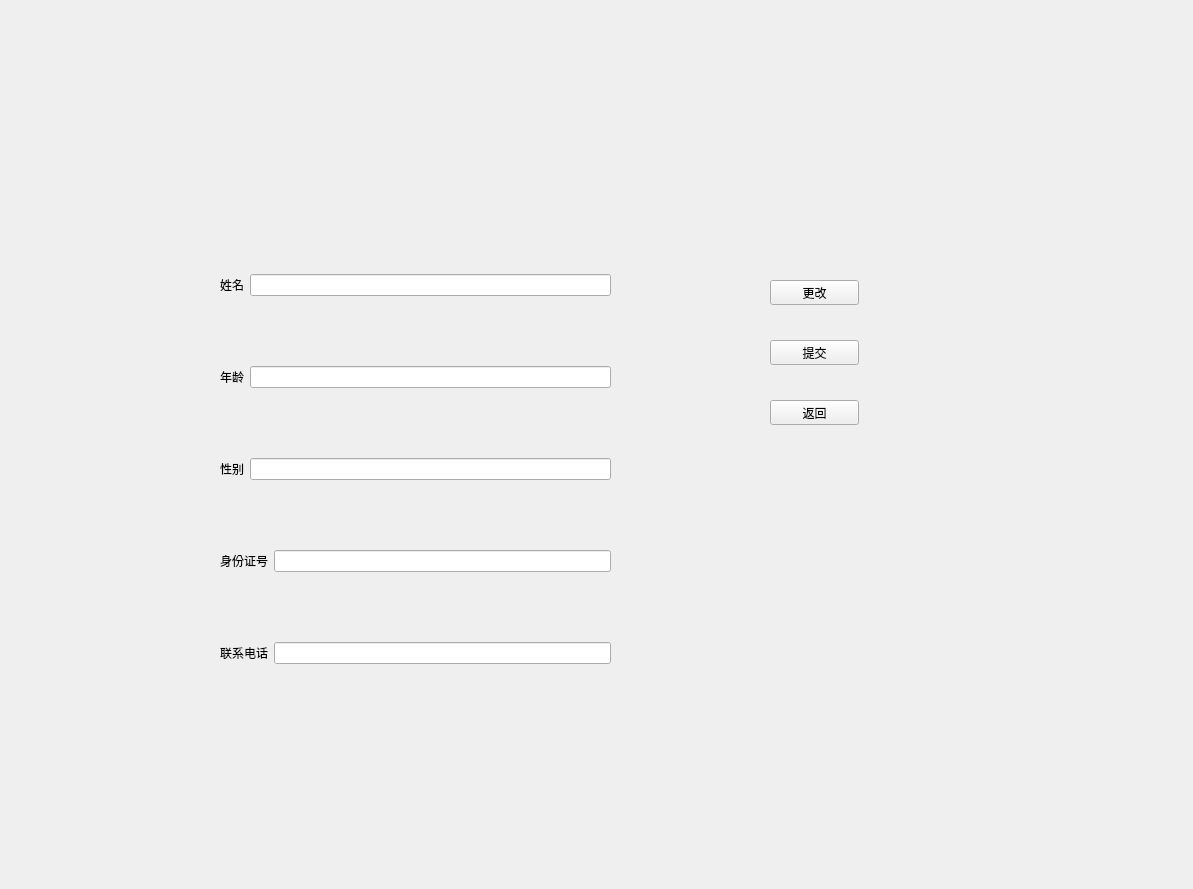
BottleOfErie/SmartHospital, file ui/PatientEditPersonalInformation.ui: the form before one commit.
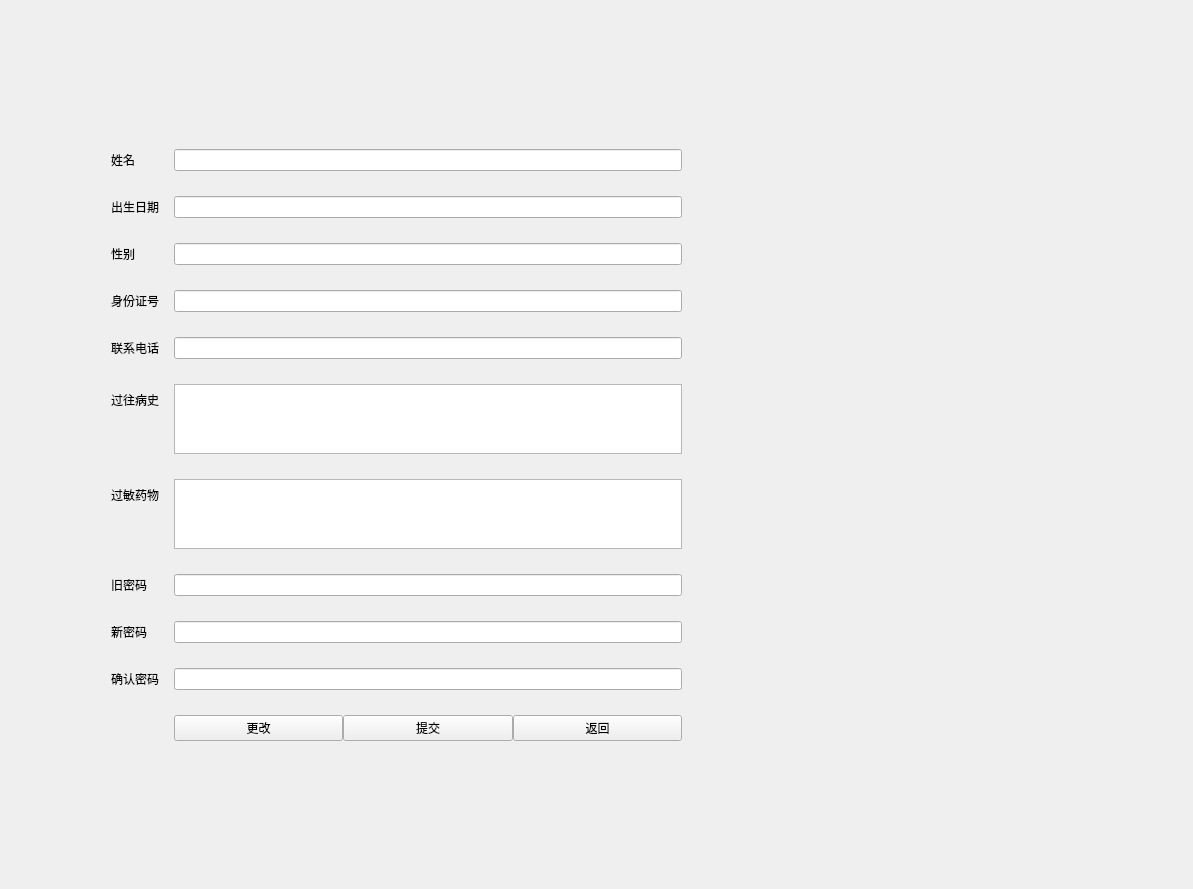
The form after the commit. Icons and pictures are not drawn.

Diff of the .ui file:
```diff
--- a/ui/PatientEditPersonalInformation.ui
+++ b/ui/PatientEditPersonalInformation.ui
@@ -13,127 +13,179 @@
   <property name="windowTitle">
    <string>Form</string>
   </property>
-  <widget class="QWidget" name="layoutWidget">
-   <property name="geometry">
-    <rect>
-     <x>220</x>
-     <y>210</y>
-     <width>391</width>
-     <height>521</height>
-    </rect>
-   </property>
-   <layout class="QVBoxLayout" name="verticalLayout">
+  <property name="styleSheet">
+   <string notr="true">#PatientEditPersonalInformation{border-image: url(:/images/06.jpg);}</string>
+  </property>
+  <layout class="QGridLayout" name="gridLayout">
+   <item row="0" column="0">
+    <layout class="QVBoxLayout" name="verticalLayout" stretch="1,2,1">
+     <property name="spacing">
+      <number>15</number>
+     </property>
+     <property name="leftMargin">
+      <number>100</number>
+     </property>
+     <property name="topMargin">
+      <number>100</number>
+     </property>
+     <property name="rightMargin">
+      <number>500</number>
+     </property>
+     <property name="bottomMargin">
+      <number>100</number>
+     </property>
     <item>
-     <layout class="QHBoxLayout" name="horizontalLayout">
+      <widget class="QLabel" name="label_10">
+       <property name="text">
+        <string/>
+       </property>
+      </widget>
+     </item>
       <item>
+      <layout class="QFormLayout" name="formLayout">
+       <property name="horizontalSpacing">
+        <number>15</number>
+       </property>
+       <property name="verticalSpacing">
+        <number>25</number>
+       </property>
+       <item row="0" column="0">
        <widget class="QLabel" name="label">
         <property name="text">
          <string>姓名</string>
         </property>
        </widget>
       </item>
-      <item>
+       <item row="0" column="1">
        <widget class="QLineEdit" name="name"/>
       </item>
-     </layout>
-    </item>
-    <item>
-     <layout class="QHBoxLayout" name="horizontalLayout_2">
-      <item>
+       <item row="1" column="0">
        <widget class="QLabel" name="label_2">
         <property name="text">
-         <string>年龄</string>
+          <string>出生日期</string>
         </property>
        </widget>
       </item>
-      <item>
+       <item row="1" column="1">
        <widget class="QLineEdit" name="age"/>
       </item>
-     </layout>
-    </item>
-    <item>
-     <layout class="QHBoxLayout" name="horizontalLayout_3">
-      <item>
+       <item row="2" column="0">
        <widget class="QLabel" name="label_3">
         <property name="text">
          <string>性别</string>
         </property>
        </widget>
       </item>
-      <item>
+       <item row="2" column="1">
        <widget class="QLineEdit" name="gender"/>
       </item>
-     </layout>
-    </item>
-    <item>
-     <layout class="QHBoxLayout" name="horizontalLayout_4">
-      <item>
+       <item row="3" column="0">
        <widget class="QLabel" name="label_4">
         <property name="text">
          <string>身份证号</string>
         </property>
        </widget>
       </item>
-      <item>
+       <item row="3" column="1">
        <widget class="QLineEdit" name="IDnumber"/>
       </item>
-     </layout>
-    </item>
-    <item>
-     <layout class="QHBoxLayout" name="horizontalLayout_5">
-      <item>
+       <item row="4" column="0">
        <widget class="QLabel" name="label_5">
         <property name="text">
          <string>联系电话</string>
         </property>
        </widget>
       </item>
-      <item>
+       <item row="4" column="1">
        <widget class="QLineEdit" name="phone"/>
       </item>
-     </layout>
-    </item>
-   </layout>
-  </widget>
-  <widget class="QPushButton" name="pushButton_2">
-   <property name="geometry">
-    <rect>
-     <x>770</x>
-     <y>340</y>
-     <width>89</width>
-     <height>25</height>
-    </rect>
-   </property>
+       <item row="7" column="0">
+        <widget class="QLabel" name="label_6">
+         <property name="text">
+          <string>旧密码</string>
+         </property>
+        </widget>
+       </item>
+       <item row="7" column="1">
+        <widget class="QLineEdit" name="lineEdit"/>
+       </item>
+       <item row="8" column="0">
+        <widget class="QLabel" name="label_7">
+         <property name="text">
+          <string>新密码</string>
+         </property>
+        </widget>
+       </item>
+       <item row="8" column="1">
+        <widget class="QLineEdit" name="lineEdit_2"/>
+       </item>
+       <item row="9" column="0">
+        <widget class="QLabel" name="label_8">
    <property name="text">
-    <string>提交</string>
-   </property>
-  </widget>
+          <string>确认密码</string>
+         </property>
+        </widget>
+       </item>
+       <item row="9" column="1">
+        <widget class="QLineEdit" name="lineEdit_3"/>
+       </item>
+       <item row="10" column="1">
+        <layout class="QHBoxLayout" name="horizontalLayout">
+         <item>
   <widget class="QPushButton" name="pushButton">
-   <property name="geometry">
-    <rect>
-     <x>770</x>
-     <y>280</y>
-     <width>89</width>
-     <height>25</height>
-    </rect>
-   </property>
    <property name="text">
     <string>更改</string>
    </property>
   </widget>
+         </item>
+         <item>
+          <widget class="QPushButton" name="pushButton_2">
+           <property name="text">
+            <string>提交</string>
+           </property>
+          </widget>
+         </item>
+         <item>
   <widget class="QPushButton" name="pushButton_3">
-   <property name="geometry">
-    <rect>
-     <x>770</x>
-     <y>400</y>
-     <width>89</width>
-     <height>25</height>
-    </rect>
-   </property>
    <property name="text">
     <string>返回</string>
    </property>
   </widget>
+         </item>
+        </layout>
+       </item>
+       <item row="5" column="0">
+        <widget class="QLabel" name="label_11">
+         <property name="text">
+          <string>过往病史</string>
+         </property>
+        </widget>
+       </item>
+       <item row="5" column="1">
+        <widget class="QTextEdit" name="textEdit"/>
+       </item>
+       <item row="6" column="0">
+        <widget class="QLabel" name="label_12">
+         <property name="text">
+          <string>过敏药物</string>
+         </property>
+        </widget>
+       </item>
+       <item row="6" column="1">
+        <widget class="QTextEdit" name="textEdit_2"/>
+       </item>
+      </layout>
+     </item>
+     <item>
+      <widget class="QLabel" name="label_9">
+       <property name="text">
+        <string/>
+       </property>
+      </widget>
+     </item>
+    </layout>
+   </item>
+  </layout>
  </widget>
  <resources/>
  <connections/>
```
Lines whose indentation alone changed are shown as unchanged.
